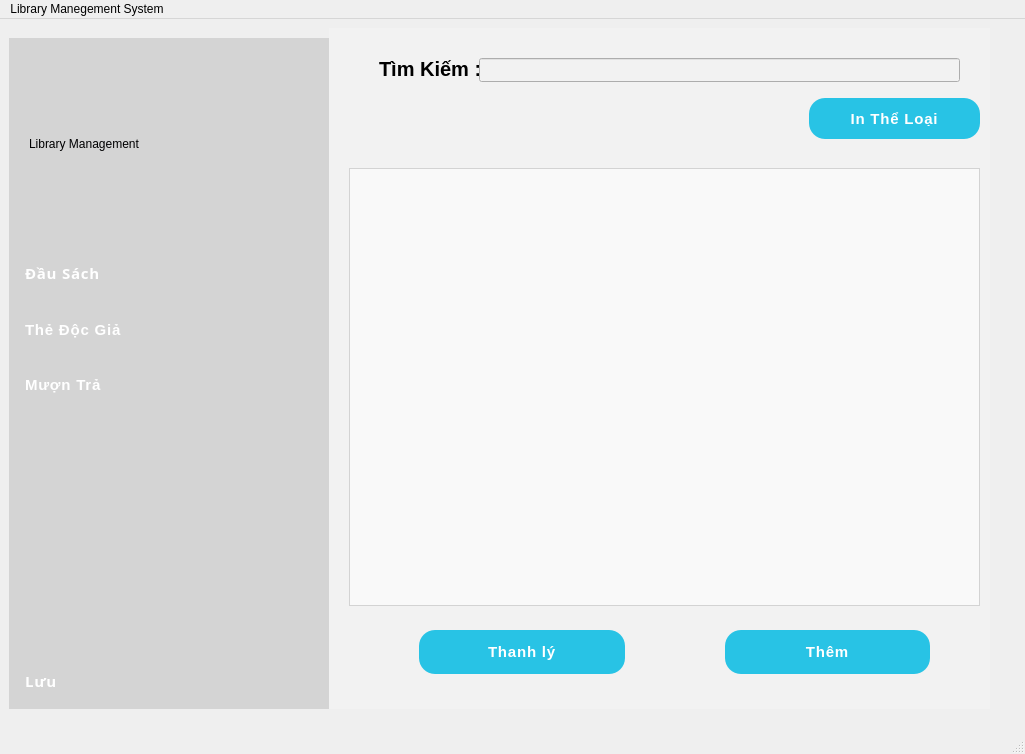
Qt form librarymanage/librarymanagementsystem.ui (DTTaze/Qt-Library-Management) before a commit.
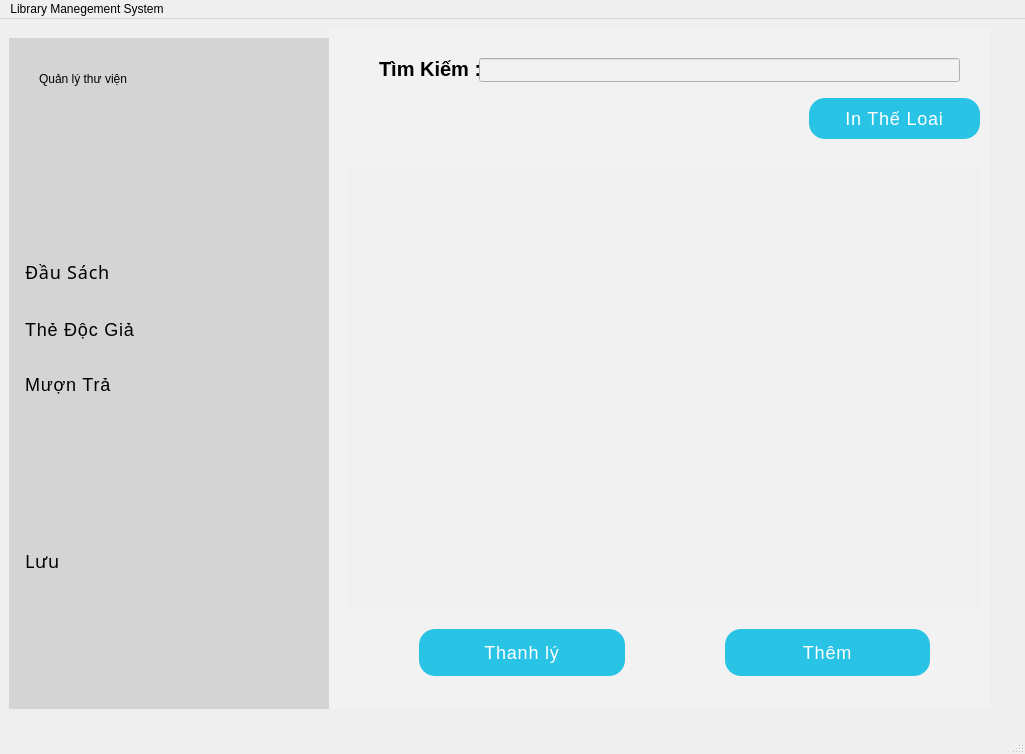
The same form after that commit. Icons and pictures are not drawn.

Commit message: css table

Patch:
```diff
--- a/librarymanage/librarymanagementsystem.ui
+++ b/librarymanage/librarymanagementsystem.ui
@@ -49,10 +49,10 @@
          <widget class="QLabel" name="name_project_Label">
           <property name="geometry">
            <rect>
-            <x>20</x>
-            <y>60</y>
-            <width>321</width>
-            <height>91</height>
+            <x>30</x>
+            <y>0</y>
+            <width>261</width>
+            <height>81</height>
            </rect>
           </property>
           <property name="styleSheet">
@@ -63,14 +63,14 @@
 </string>
           </property>
           <property name="text">
-           <string>Library Management</string>
+           <string>Quản lý thư viện</string>
           </property>
          </widget>
          <widget class="QPushButton" name="luuFile_pushButton">
           <property name="geometry">
            <rect>
             <x>0</x>
-            <y>620</y>
+            <y>500</y>
             <width>321</width>
             <height>46</height>
            </rect>
@@ -79,7 +79,7 @@
            <font>
             <family>Roboto Mono</family>
             <pointsize>-1</pointsize>
-            <bold>true</bold>
+            <bold>false</bold>
             <kerning>true</kerning>
            </font>
           </property>
@@ -88,10 +88,9 @@
     border: none;
     padding: 13px 16px;
     font-family: &quot;Roboto Mono&quot;, sans-serif;
-    font-size: 15px;
-    font-weight: bold;
+    font-size: 18px;
     letter-spacing: 0.8px;
-    color: #FFFFFF;
+    color: black;
     text-align: left;
     width: 100%;
 }
@@ -144,7 +143,7 @@
               <font>
                <family>Roboto Mono</family>
                <pointsize>-1</pointsize>
-               <bold>true</bold>
+               <bold>false</bold>
               </font>
              </property>
              <property name="styleSheet">
@@ -152,10 +151,9 @@
     border: none;
     padding: 13px 16px;
     font-family: &quot;Roboto Mono&quot;, sans-serif;
-    font-size: 15px;
-    font-weight: bold;
+    font-size: 18px;
     letter-spacing: 0.8px;
-    color: #FFFFFF;
+    color: black;
     text-align: left;
     width: 100%;
 }
@@ -194,10 +192,9 @@
     border: none;
     padding: 13px 16px;
     font-family: &quot;Roboto Mono&quot;, sans-serif;
-    font-size: 15px;
-    font-weight: bold;
+    font-size: 18px;
     letter-spacing: 0.8px;
-    color: #FFFFFF;
+    color: black;
     text-align: left;
     width: 100%;
 }
@@ -236,10 +233,9 @@
     border: none;
     padding: 13px 16px;
     font-family: &quot;Roboto Mono&quot;, sans-serif;
-    font-size: 15px;
-    font-weight: bold;
+    font-size: 18px;
     letter-spacing: 0.8px;
-    color: #FFFFFF;
+    color: black;
     text-align: left;
     width: 100%;
 }
@@ -314,25 +310,28 @@
             </property>
             <property name="styleSheet">
              <string notr="true">QTableView {
-    gridline-color: #d3d3d3;
-    background-color: #f9f9f9;
-    alternate-background-color: #eaeaea;
-    border: 1px solid #d3d3d3;
-    color: black; /* Set default text color to black */
+    background-color: #F0F0F0;      
+    gridline-color: #A0A0A0; 
+    border: none;           
 }
 
 QHeaderView::section {
-    background-color: #D4D4D4;
-    color: black;
-    font-weight: bold;
-    padding: 4px;
-    border: 1px solid #d3d3d3;
+    background-color: #D3D3D3;  
+    color: black;                  
+    padding: 8px;                  
+    font-weight: bold;           
+    border-bottom: 1px solid #A0A0A0; 
 }
 
-/* Selected cell style */
+QTableView::item {
+	 padding: 8px;                
+    color: black;               
+    border: none; 
+}
+
 QTableView::item:selected {
-    background-color: #cce5ff;
-    color: black; /* Ensure selected text color is black */
+    background-color: #C0C0C0;     
+    color: black; 
 }
 </string>
             </property>
@@ -395,13 +394,11 @@
     border: none;
     border-radius: 16px;
     padding: 13px 16px;
-    font-family: &quot;Arial&quot;, sans-serif;
-    font-size: 15px;
-    font-weight: bold;
+    font-family: &quot;Roboto Mono&quot;, sans-serif;
+    font-size: 18px;
     letter-spacing: 0.8px;
     color: #FFFFFF;
     text-align: center;
-    text-transform: uppercase;
     width: 100%;
 }
 
@@ -433,7 +430,7 @@
               <x>90</x>
               <y>590</y>
               <width>511</width>
-              <height>48</height>
+              <height>50</height>
              </rect>
             </property>
             <layout class="QHBoxLayout" name="horizontalLayout_3" stretch="0,0">
@@ -451,13 +448,11 @@
     border: none;
     border-radius: 16px;
     padding: 13px 16px;
-    font-family: &quot;Arial&quot;, sans-serif;
-    font-size: 15px;
-    font-weight: bold;
+    font-family: &quot;Roboto Mono&quot;, sans-serif;
+    font-size: 18px;
     letter-spacing: 0.8px;
     color: #FFFFFF;
     text-align: center;
-    text-transform: uppercase;
     width: 100%;
 }
 
@@ -499,13 +494,11 @@
     border: none;
     border-radius: 16px;
     padding: 13px 16px;
-    font-family: &quot;Arial&quot;, sans-serif;
-    font-size: 15px;
-    font-weight: bold;
+    font-family: &quot;Roboto Mono&quot;, sans-serif;
+    font-size: 18px;
     letter-spacing: 0.8px;
     color: #FFFFFF;
     text-align: center;
-    text-transform: uppercase;
     width: 100%;
 }
 
```
Left out of the diff: 49 changed lines with no effect on the pictures. The commit also changes 2 other files.
